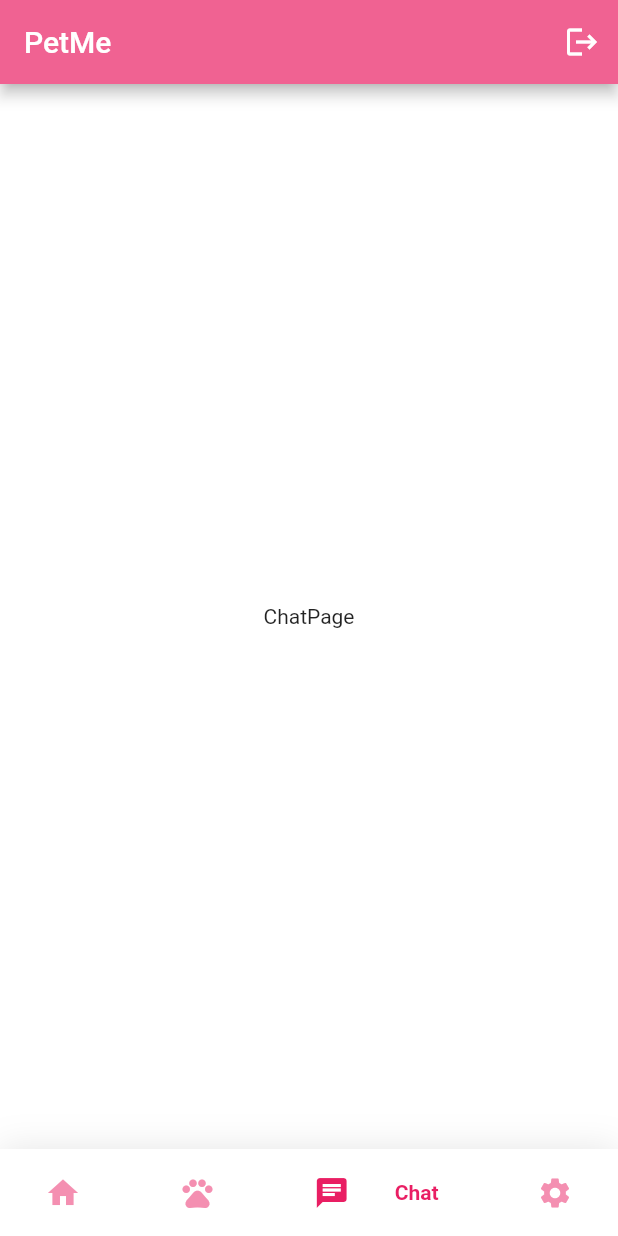
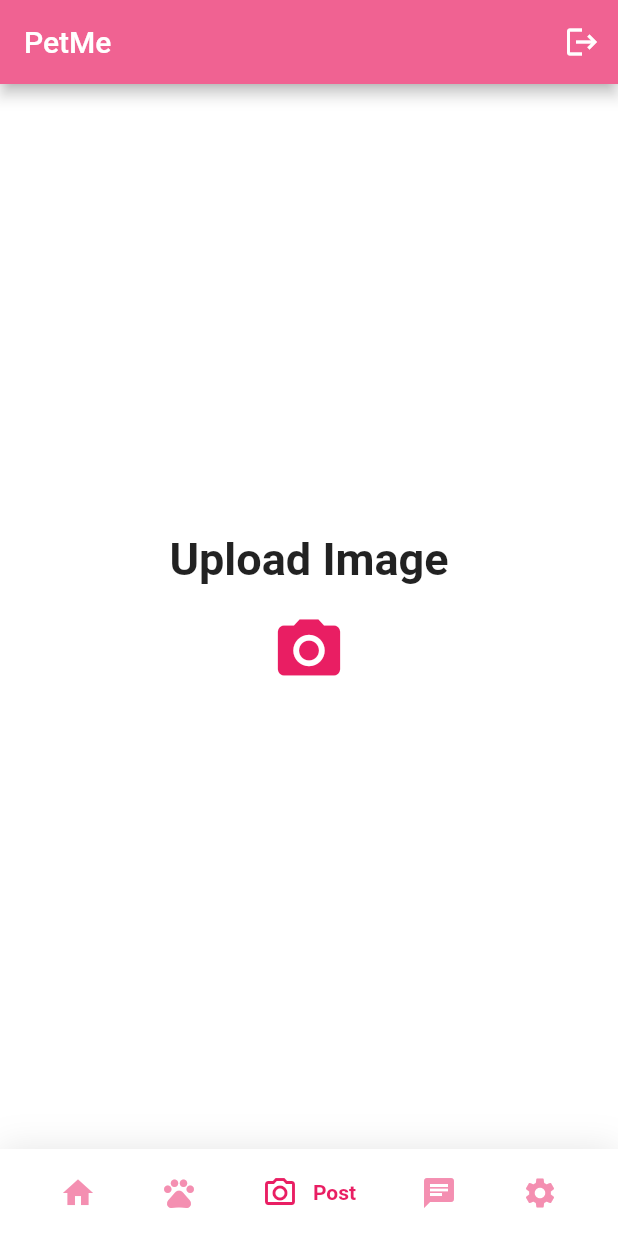
Before and after one commit to PetMeOfficial/PetMeOfficial, a Flutter app: the screen it shows once a user with an empty profile is signed in, item 3 of the bottom bar chosen, on a phone screen of 412 x 824 dp. Run offline on Flutter 3.47's test engine with Material 2 defaults, Android fonts, the phone set to English and light mode, and no system bars; drawn by our look-alikes of google_nav_bar; our stand-ins replace cloud_firestore, firebase_auth, firebase_core, get, image_picker; accounts and stored records are empty.

Commit message:
Added Upload

```diff
--- /dev/null
+++ b/petme/lib/screens/HomeScreen/Navigation/upload_post.dart
@@ -0,0 +1,87 @@
+import 'dart:typed_data';
+import 'package:flutter/material.dart';
+import 'package:image_picker/image_picker.dart';
+
+class UploadPosts extends StatefulWidget {
+  const UploadPosts({Key? key}) : super(key: key);
+
+  @override
+  State<UploadPosts> createState() => _UploadPostsState();
+}
+
+class _UploadPostsState extends State<UploadPosts> {
+  Uint8List? _file;
+
+  pickImage(ImageSource source) async {
+    final ImagePicker _imagepicker = ImagePicker();
+    XFile? _file = await _imagepicker.pickImage(source: source);
+
+    if(_file != null){
+      return await _file.readAsBytes();
+    }
+    debugPrint("No Image Selected");
+  }
+
+  selectImage(parentContext){
+    return showDialog(
+        context: parentContext,
+        builder: (context){
+          return SimpleDialog(
+            title: const Text("Create Post"),
+            children: <Widget>[
+              SimpleDialogOption(
+                onPressed:  () async {
+                  Navigator.of(context).pop();
+                  Uint8List file = await pickImage(ImageSource.camera);
+                  setState(() {
+                    _file = file;
+                  });
+                },
+                child: const Text("from Camera"),
+              ),
+              SimpleDialogOption(
+                onPressed: () async {
+                  Navigator.of(context).pop();
+                  Uint8List file = await pickImage(ImageSource.gallery);
+                  setState(() {
+                    _file = file;
+                  });
+                },
+                child: const Text("from Gallery"),
+              ),
+              SimpleDialogOption(
+                child: const Text("Cancel"),
+                onPressed: () => Navigator.pop(context),
+              ),
+            ],
+          );
+        }
+    );
+  }
+
+  @override
+  Widget build(BuildContext context) {
+    return Column(
+      mainAxisAlignment: MainAxisAlignment.center,
+      children: [
+        Container(
+          padding: const EdgeInsets.only(bottom: 10),
+          child: const Text(
+            "Upload Image" ,
+            style: TextStyle(
+                fontWeight: FontWeight.bold,
+                fontSize: 30,
+                color: Colors.black87
+            ),
+          ),
+        ),
+        IconButton(
+          icon: const Icon(Icons.camera_alt),
+          iconSize: 50,
+          color: Colors.pink,
+          onPressed: (){},
+        )
+      ],
+    );
+  }
+}
--- a/petme/lib/screens/HomeScreen/main_page.dart
+++ b/petme/lib/screens/HomeScreen/main_page.dart
@@ -5,6 +5,7 @@ import 'package:google_nav_bar/google_nav_bar.dart';
 import 'package:petme/screens/HomeScreen/Navigation/chat_page.dart';
 import 'package:petme/screens/HomeScreen/Navigation/home_page.dart';
 import 'package:petme/screens/HomeScreen/Navigation/settings_page.dart';
+import 'package:petme/screens/HomeScreen/Navigation/upload_post.dart';
 
 import 'Navigation/pet_page.dart';
 
@@ -21,6 +22,7 @@ class _MainPageState extends State<MainPage> {
   static const List<Widget> _widgetOptions = <Widget>[
     HomePage(),
     PetPage(),
+    UploadPosts(),
     ChatPage(),
     SettingsPage(),
   ];
@@ -59,9 +61,9 @@ class _MainPageState extends State<MainPage> {
         ),
         child: SafeArea(
           child: Padding(
-            padding: const EdgeInsets.symmetric(horizontal: 20.0, vertical: 7),
+            padding: const EdgeInsets.symmetric(horizontal: 30.0, vertical: 7),
             child: GNav(
-              gap: 30,
+              gap: 10,
               duration: const Duration(microseconds: 9),
               backgroundColor: Colors.white54,
               color: Colors.pink[200],
@@ -76,6 +78,10 @@ class _MainPageState extends State<MainPage> {
                 GButton(
                   icon: Icons.pets_outlined,
                   text: 'Pets',
+                ),
+                GButton(
+                  icon: Icons.camera_alt_outlined,
+                  text: 'Post',
                 ),
                 GButton(
                   icon: Icons.chat,
```
